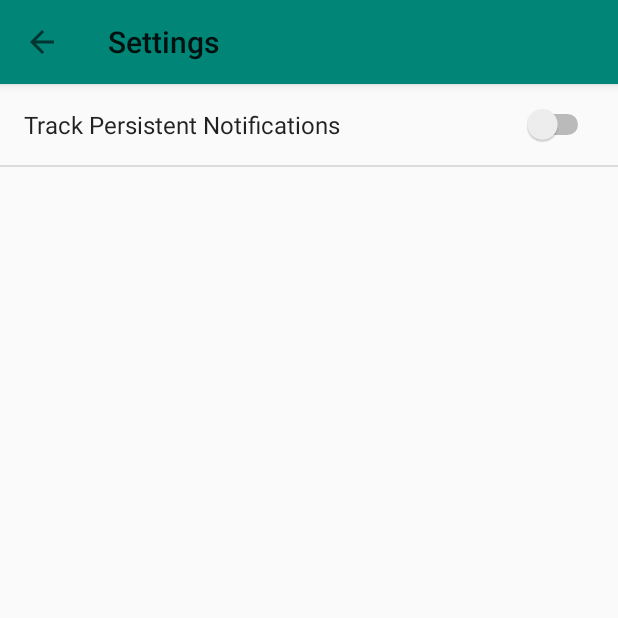
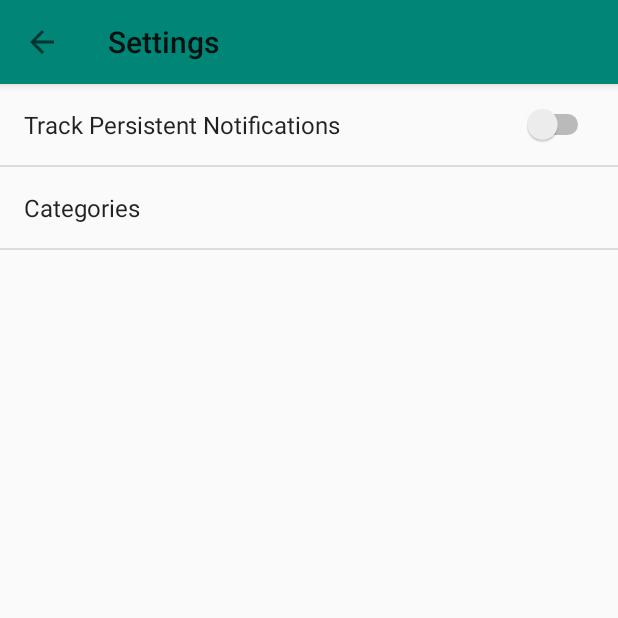
Before and after one commit to MackChabot/notificationlog, an Android app: the screen it shows after launch (SettingsActivity), after a tap on "Settings", on a phone screen of 412 x 824 dp, the top half of it. Run offline under Robolectric (Android 15) with nearby library versions, the phone set to English and light mode, and no system bars; our stand-ins replace Room's generated code.

Commit message:
Added category field to the database. Categories can be filtered in the settings

```diff
--- a/app/src/main/java/org/team7/notificationlog/DBNotification.java
+++ b/app/src/main/java/org/team7/notificationlog/DBNotification.java
@@ -7,12 +7,13 @@ import androidx.room.PrimaryKey;
 @Entity(tableName = "notifications")
 public class DBNotification {
 
-    public DBNotification(String notifPackage, String strTimestamp, String appName, String title, String text, boolean ongoing, boolean noClear) {
+    public DBNotification(String notifPackage, String strTimestamp, String appName, String title, String text, String category, boolean ongoing, boolean noClear) {
         this.notifPackage = notifPackage;
         this.strTimestamp = strTimestamp;
         this.appName = appName;
         this.title = title;
         this.text = text;
+        this.category = (category == null) ? "noncategorized" : category;
         this.ongoing = ongoing;
         this.noClear = noClear;
     }
@@ -35,6 +36,9 @@ public class DBNotification {
     @ColumnInfo(name = "notiftext")
     public String text;
 
+    @ColumnInfo(name = "category")
+    public String category;
+
     @ColumnInfo(name = "ongoing")
     public boolean ongoing;
 
@@ -50,7 +54,9 @@ public class DBNotification {
                 "appName: "         + appName       + "\n" +
                 "title: "           + title         + "\n" +
                 "text: "            + text          + "\n" +
+                "category: "        + category      + "\n" +
                 "ongoing: "         + ongoing       + "\n" +
                 "noClear: "         + noClear       + "\n";
+
     }
 }
--- a/app/src/main/java/org/team7/notificationlog/DBNotificationDao.java
+++ b/app/src/main/java/org/team7/notificationlog/DBNotificationDao.java
@@ -11,25 +11,25 @@ import androidx.room.Query;
 @Dao
 public interface DBNotificationDao {
 
-    @Query("SELECT * FROM notifications")
-    LiveData<List<DBNotification>> getAllLive();
+    @Query("SELECT * FROM notifications WHERE category IN (:validCategories)")
+    LiveData<List<DBNotification>> getAllLive(List<String> validCategories);
 
-    @Query("SELECT * FROM notifications")
-    List<DBNotification> getAll();
+    @Query("SELECT * FROM notifications WHERE category IN (:validCategories)")
+    List<DBNotification> getAll(List<String> validCategories);
 
-    @Query("SELECT * FROM notifications WHERE ongoing = 0 AND noclear = 0")
-    LiveData<List<DBNotification>> getAllNonPersistentLive();
+    @Query("SELECT * FROM notifications WHERE ongoing = 0 AND noclear = 0 AND category IN (:validCategories)")
+    LiveData<List<DBNotification>> getAllNonPersistentLive(List<String> validCategories);
 
-    @Query("SELECT * FROM notifications WHERE ongoing = 0 AND noclear = 0")
-    List<DBNotification> getAllNonPersistent();
+    @Query("SELECT * FROM notifications WHERE ongoing = 0 AND noclear = 0 AND category IN (:validCategories)")
+    List<DBNotification> getAllNonPersistent(List<String> validCategories);
 
     //TODO: consider building exclusion into the query?
     //table with excluded apps? not sure the best way to do that
-    @Query("SELECT * FROM notifications WHERE appname NOT IN (:excludedApps)")
-    LiveData<List<DBNotification>> getAllFilteredLive(String[] excludedApps);
+    @Query("SELECT * FROM notifications WHERE appname NOT IN (:excludedApps) AND category IN (:validCategories)")
+    LiveData<List<DBNotification>> getAllFilteredLive(String[] excludedApps, List<String> validCategories);
 
-    @Query("SELECT * FROM notifications WHERE appname NOT IN (:excludedApps)")
-    List<DBNotification> getAllFiltered(String[] excludedApps);
+    @Query("SELECT * FROM notifications WHERE appname NOT IN (:excludedApps) AND category IN (:validCategories)")
+    List<DBNotification> getAllFiltered(String[] excludedApps, List<String> validCategories);
 
     @Insert
     void insert(DBNotification dbn);
--- a/app/src/main/java/org/team7/notificationlog/MainActivityViewModel.java
+++ b/app/src/main/java/org/team7/notificationlog/MainActivityViewModel.java
@@ -2,10 +2,13 @@ package org.team7.notificationlog;
 
 import android.annotation.SuppressLint;
 import android.app.Application;
+import android.app.Notification;
 import android.content.Context;
+import android.content.SharedPreferences;
 import android.os.AsyncTask;
 import android.preference.PreferenceManager;
 
+import java.util.ArrayList;
 import java.util.List;
 import java.util.concurrent.ExecutionException;
 
@@ -49,6 +52,34 @@ public class MainActivityViewModel extends AndroidViewModel {
             // We have no option but to do nothing
         }
     }
+
+    public static ArrayList<String> getValidCategories(Context c){
+        ArrayList<String> cats = new ArrayList<>();
+
+        SharedPreferences sp = PreferenceManager.getDefaultSharedPreferences(c);
+
+        if (sp.getBoolean("catNoCat",true)) cats.add("noncategorized");
+//        cats.add("noncategorized");
+        if (sp.getBoolean("catAlarm",true)) cats.add(Notification.CATEGORY_ALARM);
+        if (sp.getBoolean("carErr",true)) cats.add(Notification.CATEGORY_ERROR);
+        if (sp.getBoolean("catProgress",true)) cats.add(Notification.CATEGORY_PROGRESS);
+        if (sp.getBoolean("catService",true)) cats.add(Notification.CATEGORY_SERVICE);
+        if (sp.getBoolean("catEvent",true)) cats.add(Notification.CATEGORY_EVENT);
+        if (sp.getBoolean("catSys",true)) cats.add(Notification.CATEGORY_SYSTEM);
+        if (sp.getBoolean( "catEmail",true)) cats.add(Notification.CATEGORY_EMAIL);
+        if (sp.getBoolean("catTransport",true)) cats.add(Notification.CATEGORY_TRANSPORT);
+        if (sp.getBoolean( "catMsg",true)) cats.add(Notification.CATEGORY_MESSAGE);
+        // Navigation is hardcoded for compatibility with API 23 (our min API). If not hardcoded, it doesn't build.
+        // With it, it just don't work. However, it won't work either way so it's fine
+        if (sp.getBoolean("catNavigation",true)) cats.add("navigation");
+        if (sp.getBoolean("catCall",true)) cats.add(Notification.CATEGORY_CALL);
+        if (sp.getBoolean("catPromo",true)) cats.add(Notification.CATEGORY_PROMO);
+        if (sp.getBoolean("catRecommendation",true)) cats.add(Notification.CATEGORY_RECOMMENDATION);
+        if (sp.getBoolean( "catReminder",true)) cats.add(Notification.CATEGORY_REMINDER);
+        if (sp.getBoolean("catSocial",true)) cats.add(Notification.CATEGORY_SOCIAL);
+
+        return cats;
+    }
 }
 
 class GetAllTask extends AsyncTask<Void, Void, List<DBNotification>> {
@@ -63,7 +94,7 @@ class GetAllTask extends AsyncTask<Void, Void, List<DBNotification>> {
 
     @Override
     protected List<DBNotification> doInBackground(Void... voids) {
-        return NotificationDatabase.getDatabase(c).dbNotificationDao().getAll();
+        return NotificationDatabase.getDatabase(c).dbNotificationDao().getAll(MainActivityViewModel.getValidCategories(c));
     }
 }
 
@@ -79,7 +110,7 @@ class GetAllLiveTask extends AsyncTask<Void, Void, LiveData<List<DBNotification>
 
     @Override
     protected LiveData<List<DBNotification>> doInBackground(Void... voids) {
-        return NotificationDatabase.getDatabase(c).dbNotificationDao().getAllLive();
+        return NotificationDatabase.getDatabase(c).dbNotificationDao().getAllLive(MainActivityViewModel.getValidCategories(c));
     }
 }
 
@@ -95,6 +126,6 @@ class GetAllNonPersistentLiveTask extends AsyncTask<Void, Void, LiveData<List<DB
 
     @Override
     protected LiveData<List<DBNotification>> doInBackground(Void... voids) {
-        return NotificationDatabase.getDatabase(c).dbNotificationDao().getAllNonPersistentLive();
+        return NotificationDatabase.getDatabase(c).dbNotificationDao().getAllNonPersistentLive(MainActivityViewModel.getValidCategories(c));
     }
 }
--- a/app/src/main/java/org/team7/notificationlog/NLService.java
+++ b/app/src/main/java/org/team7/notificationlog/NLService.java
@@ -3,6 +3,7 @@ package org.team7.notificationlog;
 import android.annotation.SuppressLint;
 import android.app.Notification;
 import android.content.Context;
+import android.content.SharedPreferences;
 import android.content.pm.PackageManager;
 import android.os.AsyncTask;
 import android.os.Bundle;
@@ -12,6 +13,8 @@ import android.service.notification.StatusBarNotification;
 import android.text.SpannableString;
 import android.util.Log;
 
+import java.util.HashMap;
+
 public class NLService extends NotificationListenerService {
     // true if application is open. False if is just the service that's running
     // TODO probably replace this variable with a broadcast receiver
@@ -19,70 +22,31 @@ public class NLService extends NotificationListenerService {
 
     private String TAG = this.getClass().getSimpleName();
 
-    //    private NLServiceReceiver nlservicereciever;
     @Override
     public void onCreate() {
         super.onCreate();
-
-//        nlservicereciever = new NLServiceReceiver();
-//        IntentFilter filter = new IntentFilter();
-//        filter.addAction("com.example.mynotificationtrackerapp.NOTIFICATION_LISTENER_SERVICE_EXAMPLE");
-//        registerReceiver(nlservicereciever, filter);
     }
 
     @Override
     public void onDestroy() {
         super.onDestroy();
-//        unregisterReceiver(nlservicereciever);
     }
 
     @Override
     public void onNotificationPosted(StatusBarNotification sbn) {
 
         Log.i(TAG,"**********  onNotificationPosted");
-        Log.i(TAG,"ID :" + sbn.getId() + "\t" + sbn.getNotification().tickerText + "\t" + sbn.getPackageName());
-
+        Log.i(TAG,"ID :" + sbn.getId() + "\t" + sbn.getNotification().tickerText + "\t" + sbn.getPackageName() + "\tcat: " + sbn.getNotification().category);
         Log.i(TAG, "Running insert task");
-
 
         boolean trackPersistent = PreferenceManager.getDefaultSharedPreferences(getApplicationContext()).getBoolean("trackPersistent", false);
         boolean isOngoing = checkFlag(sbn.getNotification(), Notification.FLAG_ONGOING_EVENT);
         boolean noClear = checkFlag(sbn.getNotification(), Notification.FLAG_NO_CLEAR);
+        boolean validCategory = checkValidCategory(sbn.getNotification());
 
-        if (trackPersistent || (!isOngoing && !noClear))
+        if ( validCategory && (trackPersistent || (!isOngoing && !noClear)) )
             new InsertDbTask(getApplicationContext()).execute(getDbn(sbn));
-
-//        Intent i = new Intent("com.example.mynotificationtrackerapp.NOTIFICATION_LISTENER_EXAMPLE");
-//        i.putExtra("notification_event","onNotificationPosted :" + sbn.getPackageName() + "\n");
-//        sendBroadcast(i);
     }
-
-//    class NLServiceReceiver extends BroadcastReceiver {
-//
-//        @Override
-//        public void onReceive(Context context, Intent intent) {
-//            if(intent.getStringExtra("command").equals("clearall")){
-//                NLService.this.cancelAllNotifications();
-//            }
-//            else if(intent.getStringExtra("command").equals("list")){
-//                Intent i1 = new  Intent("com.example.mynotificationtrackerapp.NOTIFICATION_LISTENER_EXAMPLE");
-//                i1.putExtra("notification_event","=====================");
-//                sendBroadcast(i1);
-//                int i=1;
-//                for (StatusBarNotification sbn : NLService.this.getActiveNotifications()) {
-//                    Intent i2 = new  Intent("com.example.mynotificationtrackerapp.NOTIFICATION_LISTENER_EXAMPLE");
-//                    i2.putExtra("notification_event",i +" " + sbn.getPackageName() + "\n");
-//                    sendBroadcast(i2);
-//                    i++;
-//                }
-//                Intent i3 = new  Intent("com.example.mynotificationtrackerapp.NOTIFICATION_LISTENER_EXAMPLE");
-//                i3.putExtra("notification_event","===== Notification List ====");
-//                sendBroadcast(i3);
-//
-//            }
-//
-//        }
-//    }
 
     private DBNotification getDbn(StatusBarNotification sbn) {
         Bundle extra = sbn.getNotification().extras;
@@ -116,6 +80,7 @@ public class NLService extends NotificationListenerService {
                 getAppName(sbn.getPackageName()),
                 title,
                 text,
+                sbn.getNotification().category,
                 isOngoing,
                 noClear);
     }
@@ -123,6 +88,34 @@ public class NLService extends NotificationListenerService {
     private boolean checkFlag(Notification n, int flag) {
         return (n.flags & flag) == flag;
     }
+
+    private boolean checkValidCategory(Notification n) {
+        SharedPreferences sp = PreferenceManager.getDefaultSharedPreferences(getApplicationContext());
+
+        HashMap<String, String> categories = new HashMap<>();
+
+        categories.put(null, "catNoCat");
+        categories.put(Notification.CATEGORY_ALARM, "catAlarm");
+        categories.put(Notification.CATEGORY_ERROR, "carErr");
+        categories.put(Notification.CATEGORY_PROGRESS, "catProgress");
+        categories.put(Notification.CATEGORY_SERVICE, "catService");
+        categories.put(Notification.CATEGORY_EVENT, "catEvent");
+        categories.put(Notification.CATEGORY_SYSTEM, "catSys");
+        categories.put(Notification.CATEGORY_EMAIL, "catEmail");
+        categories.put(Notification.CATEGORY_TRANSPORT, "catTransport");
+        categories.put(Notification.CATEGORY_MESSAGE, "catMsg");
+        // Navigation is hardcoded for compatibility with API 23 (our min API). If not hardcoded, it doesn't build.
+        // With it, it just don't work. However, it won't work either way so it's fine
+        categories.put("navigation", "catNavigation");
+        categories.put(Notification.CATEGORY_CALL, "catCall");
+        categories.put(Notification.CATEGORY_PROMO, "catPromo");
+        categories.put(Notification.CATEGORY_RECOMMENDATION, "catRecommendation");
+        categories.put(Notification.CATEGORY_REMINDER, "catReminder");
+        categories.put(Notification.CATEGORY_SOCIAL,"catSocial");
+
+        return sp.getBoolean(categories.get(n.category), true);
+    }
+
 
     private String getAppName(String packageName) {
 
--- a/app/src/main/res/xml/preferences.xml
+++ b/app/src/main/res/xml/preferences.xml
@@ -4,4 +4,90 @@
         android:defaultValue="false"
         android:key="trackPersistent"
         android:title="Track Persistent Notifications" />
+
+    <PreferenceScreen xmlns:android="http://schemas.android.com/apk/res/android"
+        android:title="Categories">
+
+        <!-- TODO this somehow needs a toolbar. I have no idea what I'm doing. Also hardcoded strings are bad-->
+        <SwitchPreference
+            android:defaultValue="true"
+            android:key="catNoCat"
+            android:title="[No Category]" />
+
+        <SwitchPreference
+            android:defaultValue="false"
+            android:key="catAlarm"
+            android:title="Alarms" />
+
+        <SwitchPreference
+            android:defaultValue="false"
+            android:key="catErr"
+            android:title="Background/Authentication Errors" />
+
+        <SwitchPreference
+            android:defaultValue="false"
+            android:key="catProgress"
+            android:title="Background Progress" />
+
+        <SwitchPreference
+            android:defaultValue="false"
+            android:key="catService"
+            android:title="Background Services" />
+
+        <SwitchPreference
+            android:defaultValue="true"
+            android:key="catEvent"
+            android:title="Calendar Events" />
+
+        <SwitchPreference
+            android:defaultValue="true"
+            android:key="catSys"
+            android:title="Device Status Updates" />
+
+        <SwitchPreference
+            android:defaultValue="true"
+            android:key="catEmail"
+            android:title="Emails" />
+
+        <SwitchPreference
+            android:defaultValue="false"
+            android:key="catTransport"
+            android:title="Media Playback" />
+
+        <SwitchPreference
+            android:defaultValue="true"
+            android:key="catMsg"
+            android:title="Messages" />
+
+        <SwitchPreference
+            android:defaultValue="false"
+            android:key="catNavigation"
+            android:title="Navigation" />
+
+        <SwitchPreference
+            android:defaultValue="true"
+            android:key="catCall"
+            android:title="Phone Calls" />
+
+        <SwitchPreference
+            android:defaultValue="true"
+            android:key="catPromo"
+            android:title="Promotions/Advertisements" />
+
+        <SwitchPreference
+            android:defaultValue="true"
+            android:key="catRecommendation"
+            android:title="Recommendations" />
+
+        <SwitchPreference
+            android:defaultValue="true"
+            android:key="catReminder"
+            android:title="Reminders" />
+
+        <SwitchPreference
+            android:defaultValue="true"
+            android:key="catSocial"
+            android:title="Social Media" />
+
+    </PreferenceScreen>
 </PreferenceScreen>
```
